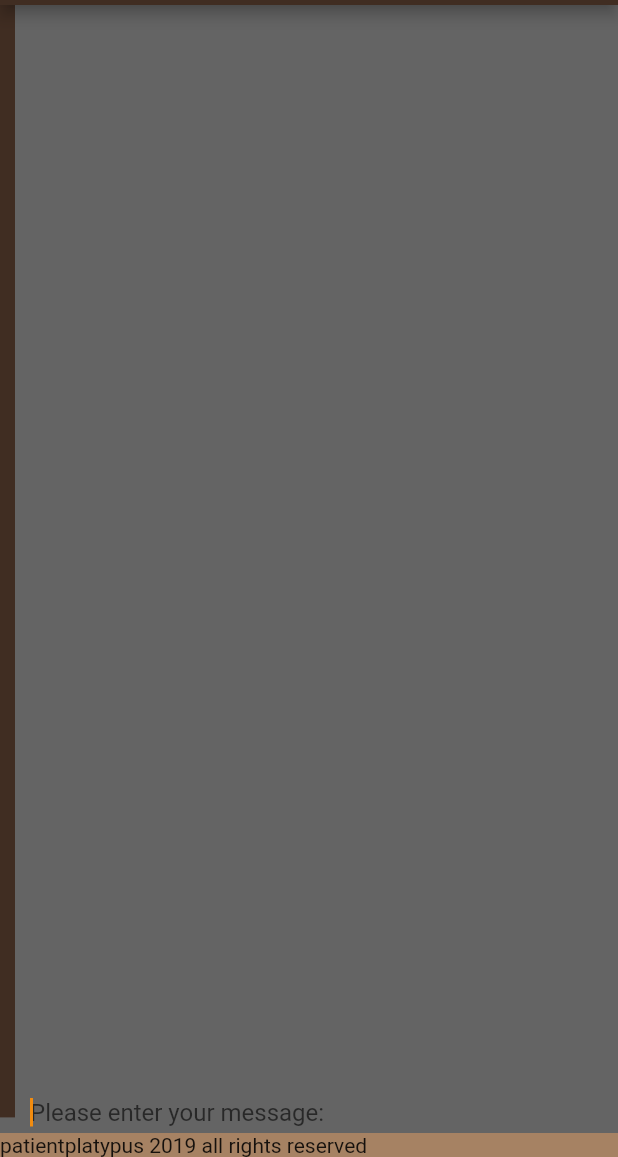
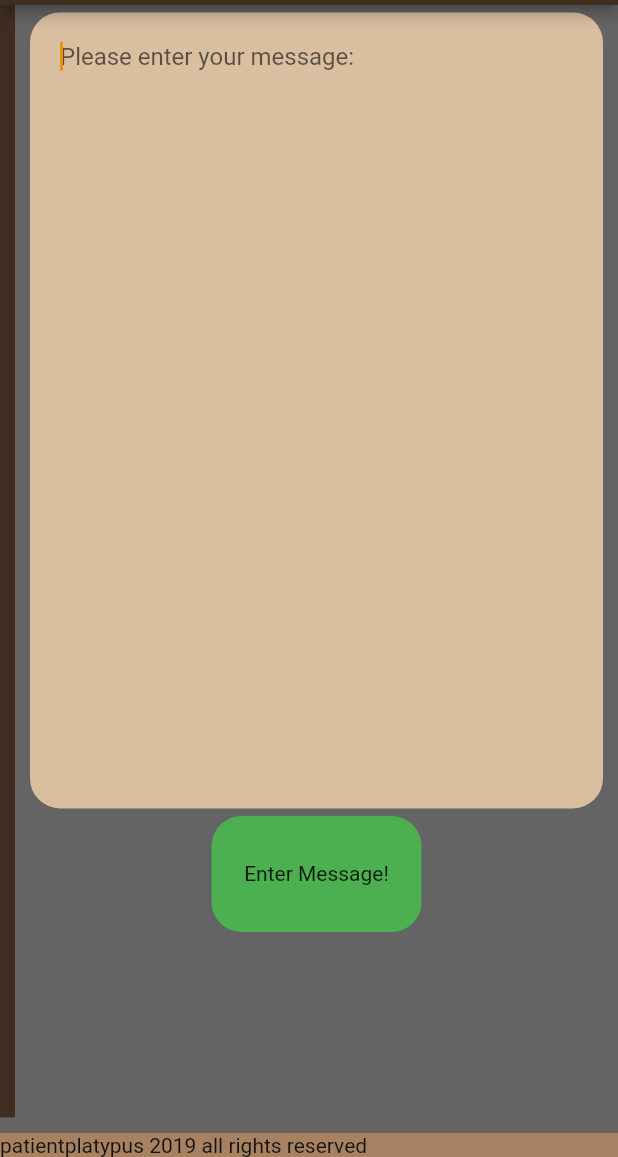
Before and after one commit to patientplatypus/yaddayaddayadda, a Flutter app: the screen it shows after launch, after a tap on "Write Message", on a phone screen of 412 x 824 dp, the part 79-1236 px from its top. Run offline on Flutter 3.47's test engine with Material 2 defaults, Android fonts, the light colour scheme and no system bars; our stand-ins replace material_design_icons_flutter; missing offline and left inert: keyboard_visibility, simple_gesture_detector.

Commit message:
minor progress

```diff
--- a/flutter/lib/components/writer/writer.dart
+++ b/flutter/lib/components/writer/writer.dart
@@ -4,6 +4,7 @@ import 'package:flutter/material.dart';
 import 'package:keyboard_visibility/keyboard_visibility.dart';
 import 'package:yaddayaddayadda/state/yadaState.dart';
 import 'package:provider/provider.dart';
+import 'dart:async';
 
 class Writer extends StatefulWidget{
   // Writer({@required this.fadeBackground});
@@ -12,21 +13,57 @@ class Writer extends StatefulWidget{
   _Writer createState() => _Writer();
 }
 
-class _Writer extends State<Writer> {
+class _Writer extends State<Writer> with TickerProviderStateMixin {
 
   KeyboardVisibilityNotification _keyboardVisibility = new KeyboardVisibilityNotification();
   int _keyboardVisibilitySubscriberId;
   bool _keyboardState;
   final myKeyboardController = new TextEditingController();
   String messageText = "";
+  String buttonText = "Enter Message!";
+  String buttonColor = "green";
+  Timer _debounce;
 
   @override
   void initState() {
     super.initState();
     myKeyboardController.addListener(() {
+      print("inside myKeyboardController");
       final text = myKeyboardController.text.toLowerCase();
+      var charsLeft = 250 - text.length;
+      if(charsLeft < 0){
         setState(() {
           messageText = text;
+          buttonText = '${(text.length - 250).toString()} chars too long!';
+          buttonColor = 'red';
+        });
+      }else if(charsLeft==250){
+        setState(() {
+          messageText = text;
+          buttonText = 'Enter Message!';
+          buttonColor = 'green';
+        });
+      }else if(charsLeft>0){
+        setState(() {
+          messageText = text;
+          buttonText = '${(250 - text.length).toString()} chars left!';
+          buttonColor = 'green';
+        });
+      }
+      if (_debounce?.isActive ?? false) _debounce.cancel();
+      _debounce = Timer(const Duration(milliseconds: 500), () {
+        print("debounce has fired!~");
+        if(this.messageText.length>250){
+          setState(() {
+            buttonText = 'Message too long!';
+            buttonColor = 'red';
+          });
+        }else if(this.messageText.length>0){
+          setState(() {
+            buttonText = 'Broadcast Message!';
+            buttonColor = 'green';
+          });
+        }
       });
     });
     // checkKeyboardVisibility();
@@ -50,8 +87,17 @@ class _Writer extends State<Writer> {
     print("keyboard submit happened");
   }
 
+  buttonColorFunc(){
+    if(this.buttonColor=='red'){
+      return Colors.red;
+    }else if(this.buttonColor=='green'){
+      return Colors.green;
+    }
+  }
+
   @override
   void dispose() {
+    myKeyboardController.dispose();
     super.dispose();
   }
 
@@ -63,6 +109,8 @@ class _Writer extends State<Writer> {
     double width = MediaQuery.of(context).size.width;
     double height = MediaQuery.of(context).size.height;
     final yadaState = Provider.of<YadaState>(context);
+    bool bounceDetect = false;
+
     var focusMessage = new FocusNode();
     FocusScope.of(context).requestFocus(focusMessage);
 
@@ -79,10 +127,20 @@ class _Writer extends State<Writer> {
               print(constraints.maxHeight);
               return new ConstrainedBox(
                 constraints: new BoxConstraints(
-                  minHeight: constraints.maxHeight - 15.0,
+                  minHeight: constraints.maxHeight - .15*height,
                   minWidth: constraints.maxWidth,
                 ),
-                child: new Scrollbar(
+                child: new Column(
+                  children: <Widget>[
+                    new Container(
+                      height: 0.7*constraints.maxHeight,
+                      alignment: Alignment(-1.0, -1.0),
+                      padding: EdgeInsets.all(20.0),
+                      decoration: new BoxDecoration(
+                        borderRadius: new BorderRadius.all(const Radius.circular(20.0)),
+                        color: Color.fromRGBO(217, 191, 160, 1),
+                      ),
+                      child:  new Scrollbar(
                         child: new SingleChildScrollView(
                           scrollDirection: Axis.vertical,
                           reverse: true,
@@ -97,60 +155,44 @@ class _Writer extends State<Writer> {
                             ),
                           ),
                         ),
+                      ),
+                    ),
+                    new Container(
+                      height: 0.1*height,
+                      padding: EdgeInsets.fromLTRB(0.0, 5.0, 0.0, 0.0),
+                      child: new GestureDetector(
+                        onTap: (){
+                          print("message button clicked");
+                        },
+                        child: AnimatedSize(
+                          vsync: this,
+                          duration: Duration(milliseconds: 500),
+                          child: AnimatedContainer(
+                            duration: Duration(milliseconds: 500),
+                            decoration: new BoxDecoration(
+                              borderRadius: new BorderRadius.all(const Radius.circular(20.0)),
+                              color: buttonColorFunc(),
+                            ),
+                            height: constraints.maxHeight*0.3 - 10.0,
+                            width: this.buttonText.length*10.0,
+                            padding: EdgeInsets.all(10.0),
+                            alignment: Alignment(0.0, 0.0),
+                            child: Text(
+                              '${this.buttonText}',
+                              style: TextStyle(
+
+                              ),
+                            ),
                           )
+                        )
+                      ),
+                    )
+                  ],
+                ),
               );
             })
           )
         );
-
-              // return new SingleChildScrollView(
-              //   scrollDirection: Axis.vertical,
-              //   reverse: true,
-              //   child: new ConstrainedBox(
-              //     constraints: BoxConstraints(
-              //       minHeight: constraints.maxHeight,
-              //     ),
-              //     child: new IntrinsicHeight(
-              //       child: new TextField(
-              //         keyboardType: TextInputType.multiline,
-              //         expands: true,
-              //         maxLines: null,
-              //         focusNode: focusMessage,
-              //         style: new TextStyle(
-              //           fontSize: 16.0,
-              //           color: Colors.black
-              //         ),
-              //         decoration: const InputDecoration(
-              //           border: InputBorder.none,
-              //         )
-              //       ),
-              //     )
-              //   )
-              // );
-
-              // return new Container(
-              //   height: constraints.maxHeight - 15.0,
-              //   width: constraints.maxWidth,
-              //   child: new SingleChildScrollView(
-              //     child: new TextField(
-              //       expands: true,
-              //       minLines: null,
-              //       maxLines: null,
-              //       focusNode: focusMessage,
-              //       style: new TextStyle(
-              //         fontSize: 16.0,
-              //         color: Colors.black
-              //       ),
-              //       decoration: const InputDecoration(
-              //         border: InputBorder.none,
-              //       )
-              //     ),
-              //   )
-              // );
-      //       }
-      //     )
-      //   )
-      // );
     }else{
       return Container();
     }
--- a/flutter/lib/main.dart
+++ b/flutter/lib/main.dart
@@ -12,6 +12,8 @@ class MyApp extends StatelessWidget {
   Widget build(BuildContext context) {
     return MaterialApp(
       theme: ThemeData(
+        accentColor: Colors.orangeAccent[400],
+        // accentColor: Color.fromRGBO(217, 156, 43, 1),
         cursorColor: Color.fromRGBO(242, 140, 15, 1)
       ),
       home: ChangeNotifierProvider<YadaState>(
```
Lines whose indentation alone changed are shown as unchanged.
